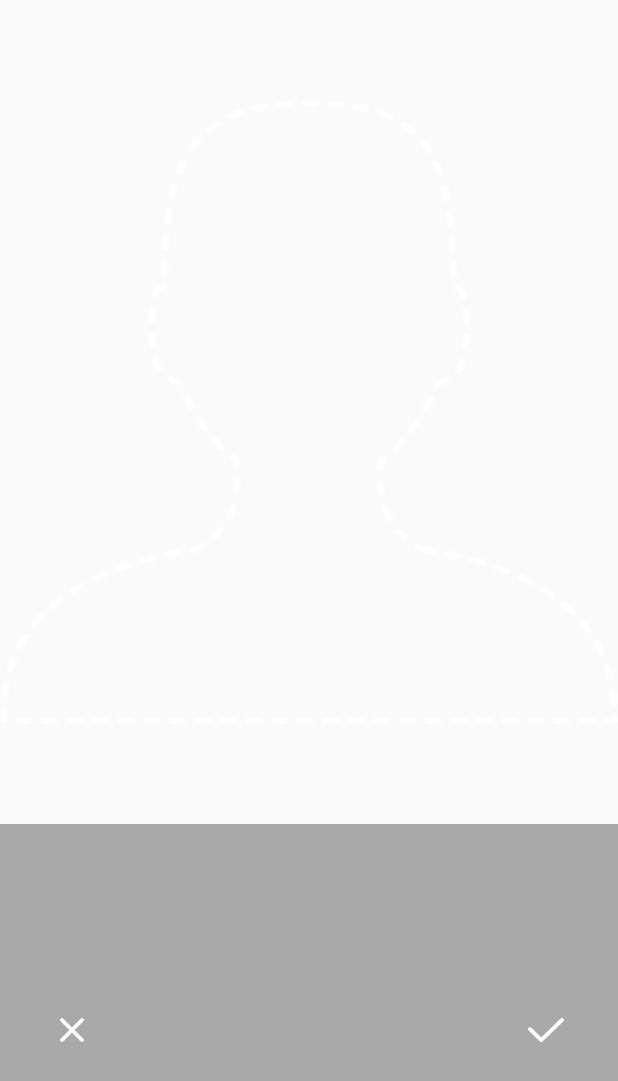
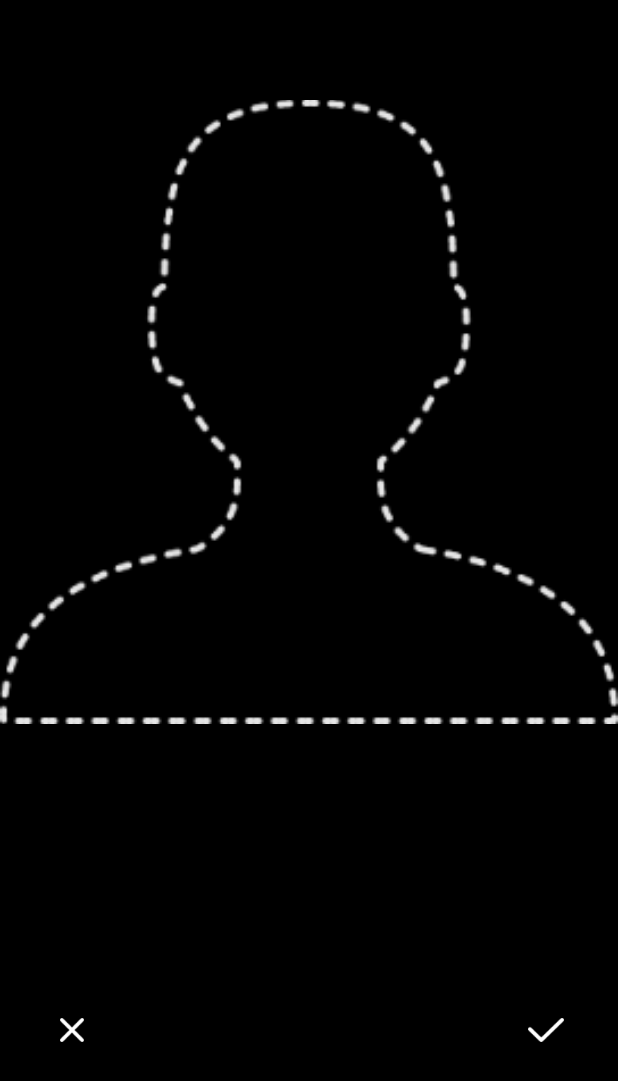
Before and after one commit to HannahNick/HannahCore, an Android app: the layout bd_ocr_confirm_result.xml on its own in the app's theme, with its tools: preview values and no code run, on a phone screen of 412 x 824 dp. Shown: the top 1081 px of the screen. Run offline under Robolectric (Android 15) with nearby library versions, the phone set to English and light mode, and no system bars.

Commit message:
1.拍照剪裁页面背景色设置为黑色

```diff
--- a/app/src/main/java/com/app/androidutildemo/ui/activity/MainActivity.java
+++ b/app/src/main/java/com/app/androidutildemo/ui/activity/MainActivity.java
@@ -124,13 +124,13 @@ public class MainActivity extends SimpleBaseActivity {
 
     private void toIdPickActivity(){
         if (PermissionUtils.isGranted(PermissionConstants.STORAGE,PermissionConstants.CAMERA)){
-            OCRUtil.toIdPickActivity(this, PathUtils.getExternalDownloadsPath().concat("/pic.jpg"));
+            OCRUtil.toIdCardActivity(this, PathUtils.getExternalDownloadsPath().concat("/pic.jpg"));
         }else {
             PermissionUtils.permission(PermissionConstants.STORAGE,PermissionConstants.CAMERA)
                     .callback(new SimpleCallback() {
                         @Override
                         public void onGranted() {
-                            OCRUtil.toIdPickActivity(MainActivity.this, PathUtils.getExternalDownloadsPath().concat("/pic.jpg"));
+                            OCRUtil.toIdCardActivity(MainActivity.this, PathUtils.getExternalDownloadsPath().concat("/pic.jpg"));
                         }
 
                         @Override
--- a/ocr_ui/src/main/java/com/baidu/ocr/ui/util/OCRUtil.java
+++ b/ocr_ui/src/main/java/com/baidu/ocr/ui/util/OCRUtil.java
@@ -41,7 +41,7 @@ public class OCRUtil {
      * @param context 上下文
      * @param path 文件保存路径
      */
-    public static void toIdPickActivity(Activity context,String path){
+    public static void toIdCardActivity(Activity context, String path){
         Intent intent = new Intent(context, CameraActivity.class);
         intent.putExtra(CameraActivity.KEY_OUTPUT_FILE_PATH, path);
         intent.putExtra(CameraActivity.KEY_CONTENT_TYPE, CameraActivity.CONTENT_TYPE_ID_CARD_FRONT);
--- a/ocr_ui/src/main/res/layout/bd_ocr_confirm_result.xml
+++ b/ocr_ui/src/main/res/layout/bd_ocr_confirm_result.xml
@@ -7,6 +7,7 @@
         xmlns:app="http://schemas.android.com/apk/res-auto"
         android:layout_width="match_parent"
         android:layout_height="match_parent"
+        android:background="#000000"
         app:contentView="@+id/display_image_view"
         app:leftDownView="@+id/cancel_button"
         app:rightUpView="@+id/confirm_button">
```
